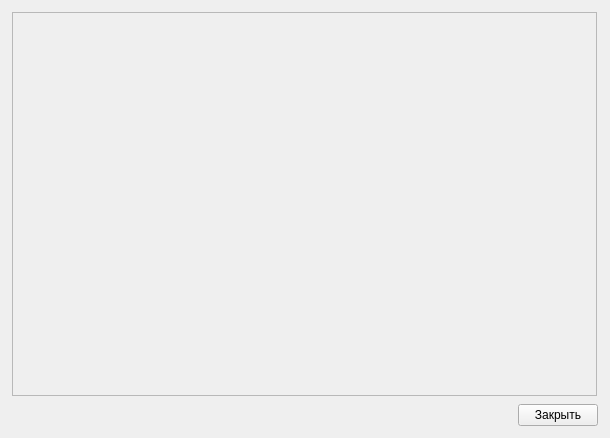
This is physicsBreak2.5B/help.ui in SilenceIX/Physics-1 as Qt 5 draws it before an edit. The edited form follows.
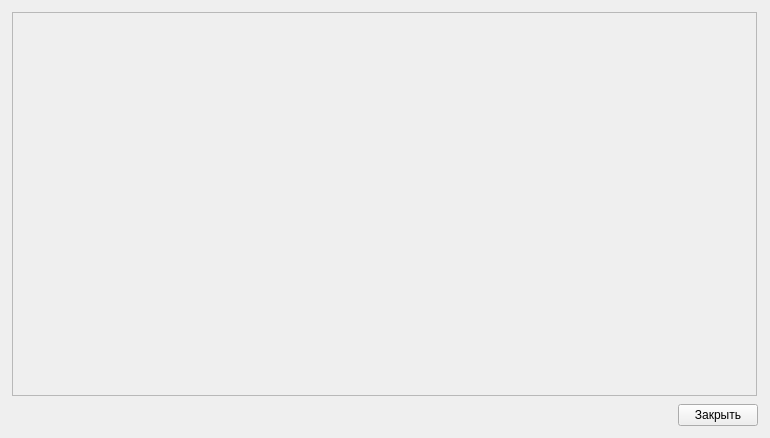
This is the edited form.

Diff of the .ui file:
```diff
--- a/physicsBreak2.5B/help.ui
+++ b/physicsBreak2.5B/help.ui
@@ -6,7 +6,7 @@
    <rect>
     <x>0</x>
     <y>0</y>
-    <width>610</width>
+    <width>770</width>
     <height>438</height>
    </rect>
   </property>
@@ -39,7 +39,7 @@
           <rect>
            <x>0</x>
            <y>0</y>
-           <width>587</width>
+           <width>747</width>
            <height>385</height>
           </rect>
          </property>
```
